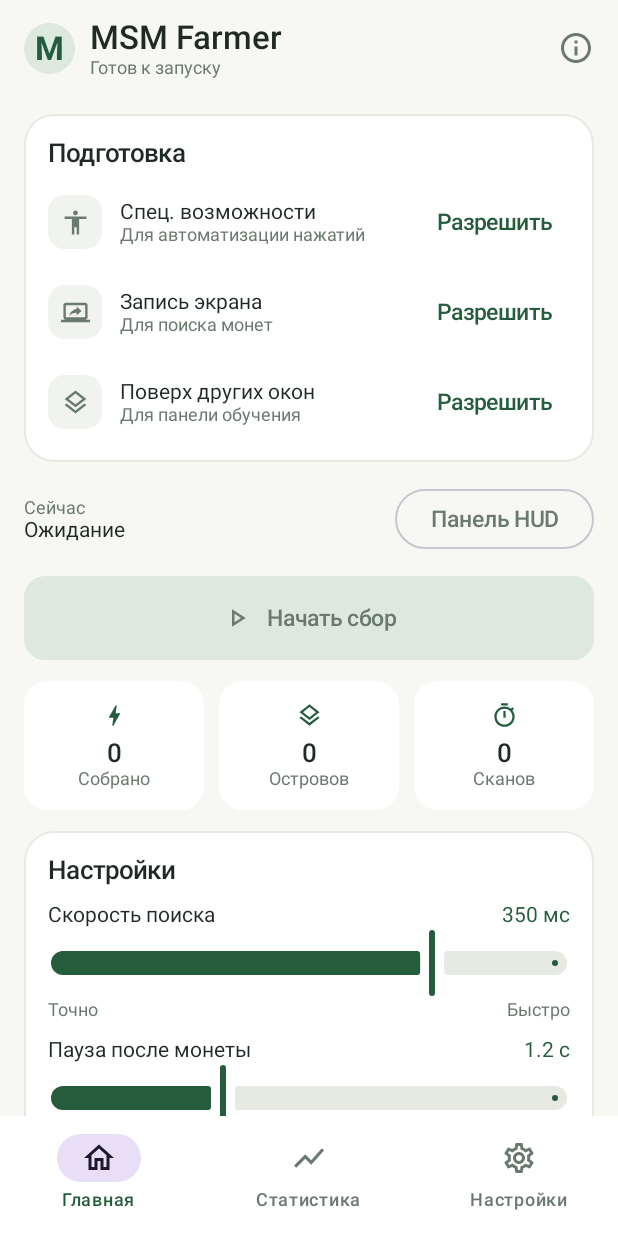
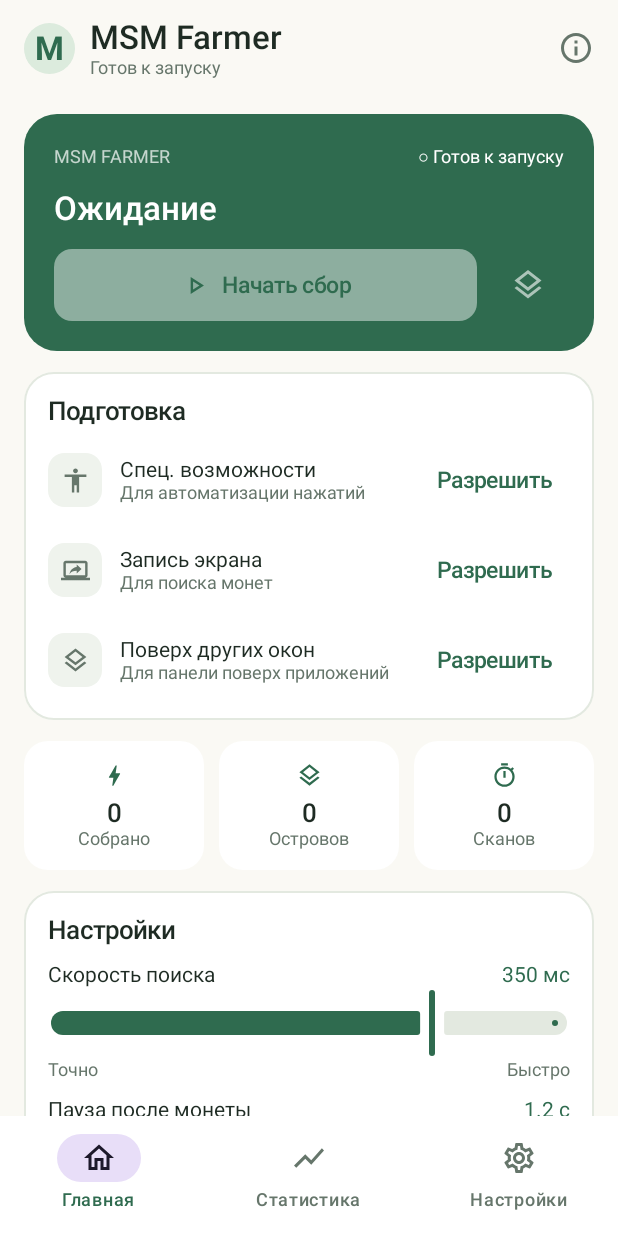
Before and after one commit to Evizka/msmfarmer, an Android app built with Jetpack Compose: the screen it shows after launch (MainActivity), on a phone screen of 412 x 824 dp. Run offline under Robolectric (Android 15) with nearby library versions, the phone set to English and light mode, and no system bars.

Commit message:
Use persistent signing key, fix adaptive icon sizes, refresh design
Co-authored-by: arena-agent <297053741+arena-agent@users.noreply.github.com>

```diff
--- a/app/src/main/java/com/msmfarmer/app/ui/AppScreen.kt
+++ b/app/src/main/java/com/msmfarmer/app/ui/AppScreen.kt
@@ -245,6 +245,15 @@ private fun HomeTab(
         onSave()
     }
 
+    HeroCard(
+        running = running,
+        status = hudStatus,
+        hudVisible = hudVisible,
+        enabled = accessibility || running,
+        onStart = if (running) onStop else onRequestCapture,
+        onToggleHud = onToggleHud,
+    )
+
     SoftCard("Подготовка") {
         PermissionRow(
             title = "Спец. возможности",
@@ -260,43 +269,10 @@ private fun HomeTab(
         )
         PermissionRow(
             title = "Поверх других окон",
-            subtitle = "Для панели обучения",
+            subtitle = "Для панели поверх приложений",
             done = overlayReady,
             onAction = onRequestOverlay,
         )
-    }
-
-    Row(verticalAlignment = Alignment.CenterVertically) {
-        Column(Modifier.weight(1f)) {
-            Text("Сейчас", style = MaterialTheme.typography.bodySmall, color = AppColors.TextMuted)
-            Text(hudStatus, style = MaterialTheme.typography.bodyMedium)
-        }
-        OutlinedButton(onClick = onToggleHud) {
-            Text(if (hudVisible) "Скрыть HUD" else "Панель HUD")
-        }
-    }
-
-    Button(
-        onClick = if (running) onStop else onRequestCapture,
-        enabled = accessibility || running,
-        modifier = Modifier
-            .fillMaxWidth()
-            .height(56.dp),
-        shape = RoundedCornerShape(14.dp),
-        colors = ButtonDefaults.buttonColors(
-            containerColor = AppColors.Primary,
-            contentColor = Color.White,
-            disabledContainerColor = AppColors.PrimarySoft,
-            disabledContentColor = AppColors.TextMuted,
-        ),
-    ) {
-        Icon(
-            imageVector = if (running) Icons.Outlined.Pause else Icons.Outlined.PlayArrow,
-            contentDescription = null,
-            modifier = Modifier.size(20.dp),
-        )
-        Spacer(Modifier.width(10.dp))
-        Text(if (running) "Остановить сбор" else "Начать сбор", style = MaterialTheme.typography.labelLarge)
     }
 
     Row(Modifier.fillMaxWidth(), horizontalArrangement = Arrangement.spacedBy(10.dp)) {
@@ -703,6 +679,75 @@ private fun PreviewImage(bitmap: Bitmap?, detections: List<Detection>, showMarke
 }
 
 @Composable
+private fun HeroCard(
+    running: Boolean,
+    status: String,
+    hudVisible: Boolean,
+    enabled: Boolean,
+    onStart: () -> Unit,
+    onToggleHud: () -> Unit,
+) {
+    Card(
+        modifier = Modifier.fillMaxWidth(),
+        shape = RoundedCornerShape(22.dp),
+        colors = CardDefaults.cardColors(containerColor = AppColors.Primary),
+        elevation = CardDefaults.cardElevation(defaultElevation = 0.dp),
+    ) {
+        Column(
+            Modifier.padding(20.dp),
+            verticalArrangement = Arrangement.spacedBy(14.dp),
+        ) {
+            Row(verticalAlignment = Alignment.CenterVertically) {
+                Text(
+                    "MSM FARMER",
+                    style = MaterialTheme.typography.bodySmall,
+                    color = Color.White.copy(alpha = 0.72f),
+                    modifier = Modifier.weight(1f),
+                )
+                Text(
+                    if (running) "● В работе" else "○ Готов к запуску",
+                    style = MaterialTheme.typography.bodySmall,
+                    color = Color.White,
+                )
+            }
+            Text(status, style = MaterialTheme.typography.titleLarge, color = Color.White)
+            Row(verticalAlignment = Alignment.CenterVertically) {
+                Button(
+                    onClick = onStart,
+                    enabled = enabled,
+                    modifier = Modifier
+                        .weight(1f)
+                        .height(48.dp),
+                    shape = RoundedCornerShape(12.dp),
+                    colors = ButtonDefaults.buttonColors(
+                        containerColor = Color.White,
+                        contentColor = AppColors.Primary,
+                        disabledContainerColor = Color.White.copy(alpha = 0.45f),
+                        disabledContentColor = AppColors.Primary,
+                    ),
+                ) {
+                    Icon(
+                        imageVector = if (running) Icons.Outlined.Pause else Icons.Outlined.PlayArrow,
+                        contentDescription = null,
+                        modifier = Modifier.size(19.dp),
+                    )
+                    Spacer(Modifier.width(8.dp))
+                    Text(if (running) "Остановить" else "Начать сбор", style = MaterialTheme.typography.labelLarge)
+                }
+                Spacer(Modifier.width(10.dp))
+                IconButton(onClick = onToggleHud) {
+                    Icon(
+                        imageVector = Icons.Outlined.Layers,
+                        contentDescription = "Панель поверх приложений",
+                        tint = if (hudVisible) Color.White else Color.White.copy(alpha = 0.6f),
+                    )
+                }
+            }
+        }
+    }
+}
+
+@Composable
 private fun SoftCard(title: String, content: @Composable ColumnScope.() -> Unit) {
     Card(
         modifier = Modifier.fillMaxWidth(),
--- a/app/src/main/java/com/msmfarmer/app/ui/Theme.kt
+++ b/app/src/main/java/com/msmfarmer/app/ui/Theme.kt
@@ -11,17 +11,17 @@ import androidx.compose.ui.unit.sp
 
 /** Спокойная светлая палитра концепции «Минимал / Material 3». */
 object AppColors {
-    val Canvas = Color(0xFFF7F8F4)
+    val Canvas = Color(0xFFFAF9F4)
     val Surface = Color(0xFFFFFFFF)
-    val SurfaceMuted = Color(0xFFF1F4EE)
-    val Border = Color(0xFFE6EAE2)
-    val Text = Color(0xFF1F2A24)
-    val TextMuted = Color(0xFF6B7A70)
-    val Primary = Color(0xFF245C3C)
-    val PrimarySoft = Color(0xFFDCE9DC)
+    val SurfaceMuted = Color(0xFFEFF3ED)
+    val Border = Color(0xFFE3E9E0)
+    val Text = Color(0xFF1E2B23)
+    val TextMuted = Color(0xFF66766B)
+    val Primary = Color(0xFF2F6B4F)
+    val PrimarySoft = Color(0xFFDCEBDD)
     val Success = Color(0xFF2E7D4F)
     val Danger = Color(0xFFB44A3F)
-    val Gold = Color(0xFFD9A21B)
+    val Gold = Color(0xFFE0A81E)
 }
 
 private val Light = lightColorScheme(
--- /dev/null
+++ b/app/src/main/res/mipmap-anydpi-v26/ic_launcher.xml
@@ -0,0 +1,5 @@
+<?xml version="1.0" encoding="utf-8"?>
+<adaptive-icon xmlns:android="http://schemas.android.com/apk/res/android">
+    <background android:drawable="@color/ic_launcher_background" />
+    <foreground android:drawable="@drawable/ic_launcher_foreground" />
+</adaptive-icon>
--- /dev/null
+++ b/app/src/main/res/mipmap-anydpi-v26/ic_launcher_round.xml
@@ -0,0 +1,5 @@
+<?xml version="1.0" encoding="utf-8"?>
+<adaptive-icon xmlns:android="http://schemas.android.com/apk/res/android">
+    <background android:drawable="@color/ic_launcher_background" />
+    <foreground android:drawable="@drawable/ic_launcher_foreground" />
+</adaptive-icon>
--- a/app/src/main/res/values/colors.xml
+++ b/app/src/main/res/values/colors.xml
@@ -1,4 +1,4 @@
 <?xml version="1.0" encoding="utf-8"?>
 <resources>
-    <color name="ic_launcher_background">#FF2E7D32</color>
+    <color name="ic_launcher_background">#FF245C3C</color>
 </resources>
```
Also changed, not shown: app/build.gradle.kts (+20 -0 lines), app/src/main/res/drawable/ic_launcher_foreground.xml (deleted, +0 -25 lines), app/src/main/res/drawable-nodpi/ic_launcher_foreground.png (added), app/src/main/res/mipmap-hdpi/ic_launcher.png, app/src/main/res/mipmap-hdpi/ic_launcher_round.png, app/src/main/res/mipmap-mdpi/ic_launcher.png, app/src/main/res/mipmap-mdpi/ic_launcher_round.png, app/src/main/res/mipmap-xhdpi/ic_launcher.png, app/src/main/res/mipmap-xhdpi/ic_launcher_round.png, app/src/main/res/mipmap-xxhdpi/ic_launcher.png, app/src/main/res/mipmap-xxhdpi/ic_launcher_round.png, app/src/main/res/mipmap-xxxhdpi/ic_launcher.png, app/src/main/res/mipmap-xxxhdpi/ic_launcher_round.png.
